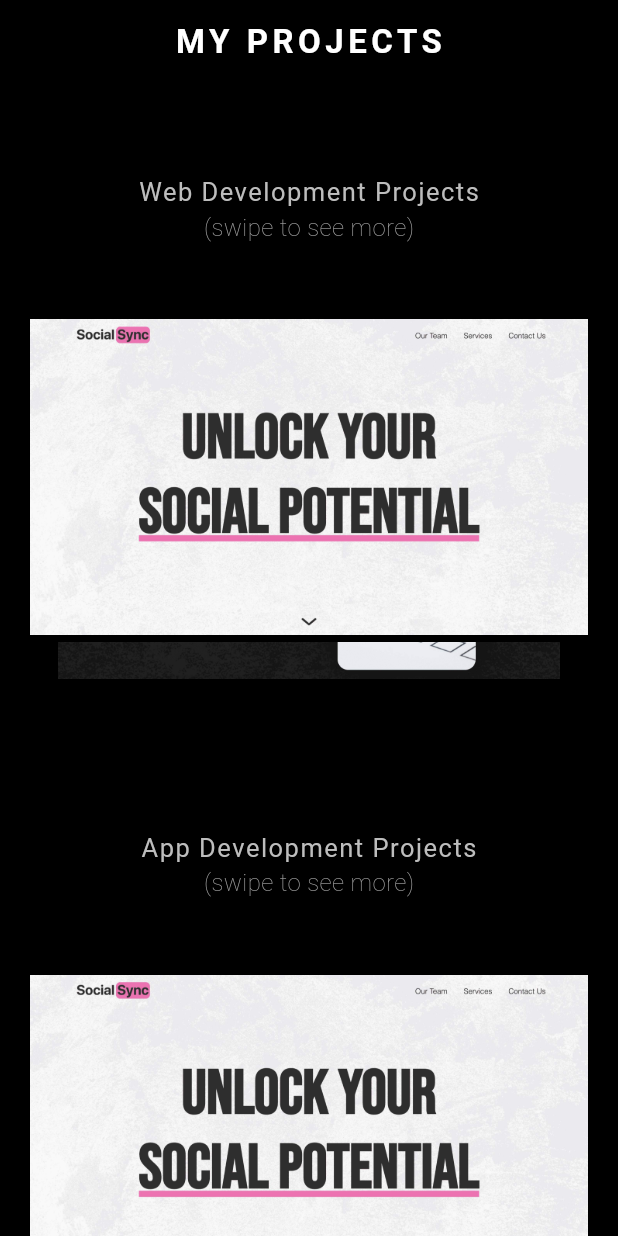
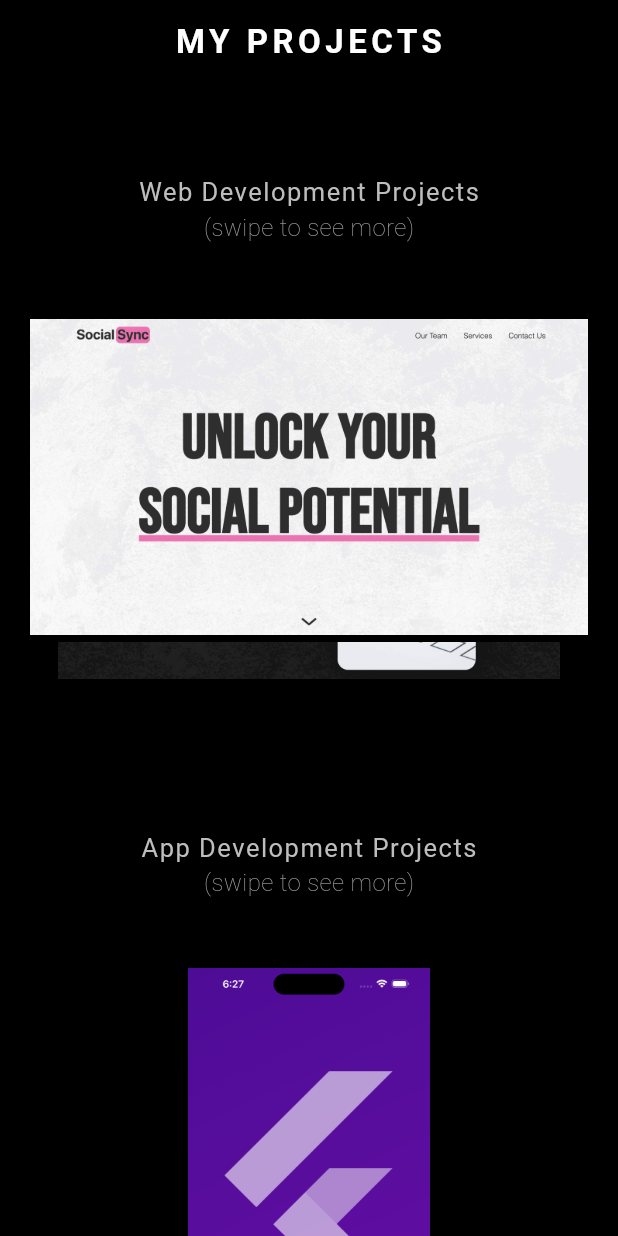
Before and after one commit to Deadlock-exe/flutter-portfolio, a Flutter app: the ProjectsPage screen opened directly, on a phone screen of 412 x 824 dp. Run offline on Flutter 3.47's test engine with Material 3 defaults, Android fonts, the phone set to English and light mode, and no system bars; drawn by our look-alikes of flutter_card_swiper; our stand-ins replace google_nav_bar, slide_to_act; missing offline and left inert: email_sender, flutter_web_frame.

Commit message:
add appdev images

```diff
--- /dev/null
+++ b/lib/components/appdev_projects.dart
@@ -0,0 +1,46 @@
+import 'package:flutter/material.dart';
+
+List<Container> appdev = [
+  Container(
+    alignment: Alignment.center,
+    color: Colors.black,
+    height: 300,
+    child: Image.asset("assets/images/a_1.png"),
+  ),
+  Container(
+    alignment: Alignment.center,
+    color: Colors.black,
+    height: 300,
+    child: Image.asset("assets/images/a_2.png"),
+  ),
+  Container(
+    alignment: Alignment.center,
+    color: Colors.black,
+    height: 300,
+    child: Image.asset("assets/images/a_3.png"),
+  ),
+  Container(
+    alignment: Alignment.center,
+    color: Colors.black,
+    height: 300,
+    child: Image.asset("assets/images/a_4.png"),
+  ),
+  Container(
+    alignment: Alignment.center,
+    color: Colors.black,
+    height: 300,
+    child: Image.asset("assets/images/a_5.png"),
+  ),
+  Container(
+    alignment: Alignment.center,
+    color: Colors.black,
+    height: 300,
+    child: Image.asset("assets/images/a_6.png"),
+  ),
+  Container(
+    alignment: Alignment.center,
+    color: Colors.black,
+    height: 300,
+    child: Image.asset("assets/images/a_7.png"),
+  ),
+];
--- a/lib/pages/projects_page.dart
+++ b/lib/pages/projects_page.dart
@@ -1,5 +1,6 @@
 import 'package:flutter/material.dart';
 import 'package:flutter_card_swiper/flutter_card_swiper.dart';
+import 'package:portfolio/components/appdev_projects.dart';
 import 'package:portfolio/components/webdev_projects.dart';
 
 class ProjectsPage extends StatelessWidget {
@@ -90,12 +91,12 @@ class ProjectsPage extends StatelessWidget {
             height: 20,
           ),
           SizedBox(
-            height: 270,
+            height: 400,
             child: CardSwiper(
-              cardsCount: webdev.length,
+              cardsCount: appdev.length,
               cardBuilder:
                   (context, index, percentThresholdX, percentThresholdY) =>
-                      webdev[index],
+                      appdev[index],
             ),
           ),
         ],
```
Also changed, not shown: assets/images/a_5.png (added), assets/images/a_6.png (added), assets/images/a_7.png (added).
